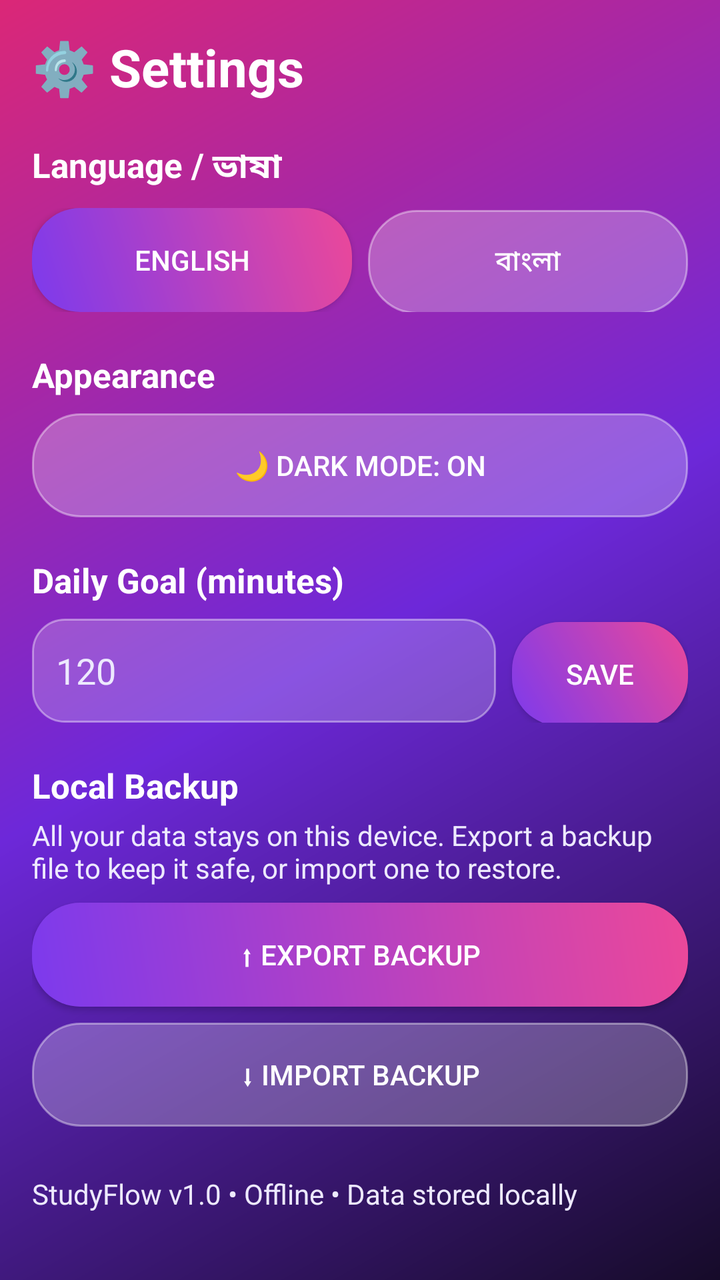
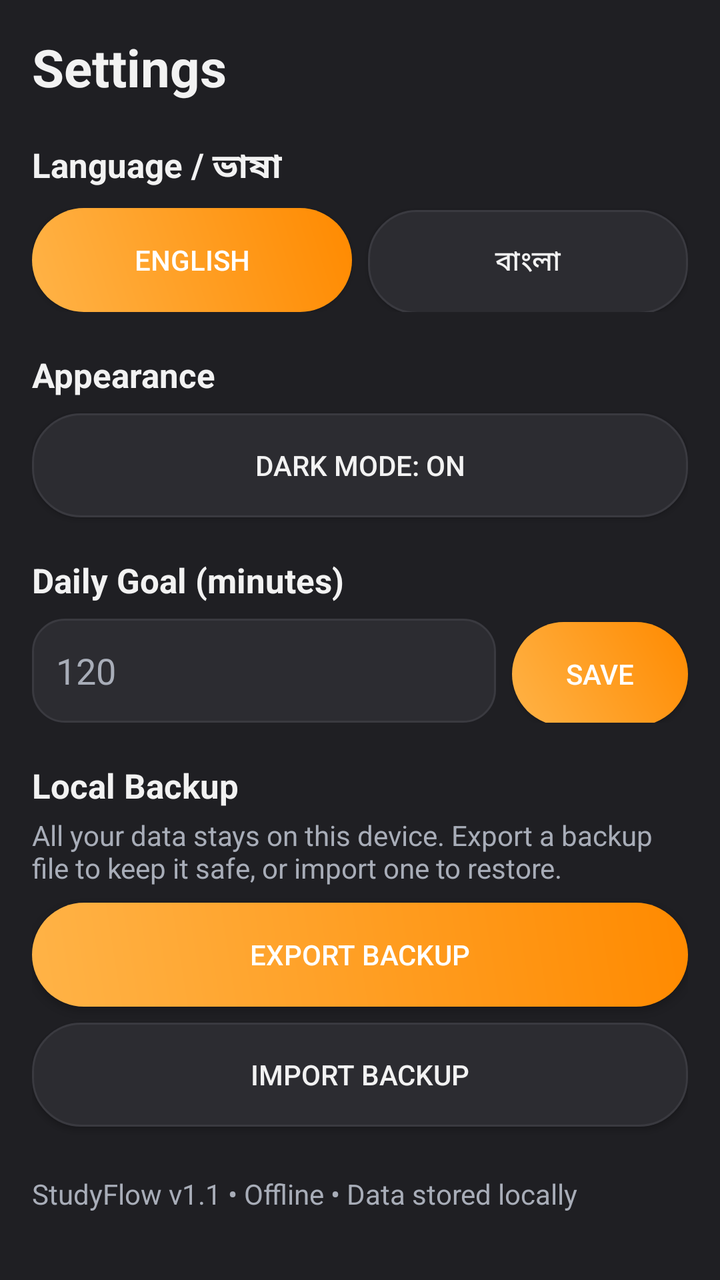

Two renders of the same Android screen: before a commit and after it. Below are the layout's source before the change and the commit's diff.
<!-- AndroidManifest.xml: application theme AppTheme -->
<!-- res/layout/activity_settings.xml -->
<?xml version="1.0" encoding="utf-8"?>
<ScrollView xmlns:android="http://schemas.android.com/apk/res/android"
    android:layout_width="match_parent"
    android:layout_height="match_parent"
    android:padding="16dp">

    <LinearLayout
        android:layout_width="match_parent"
        android:layout_height="wrap_content"
        android:orientation="vertical">

        <TextView
            android:id="@+id/tv_title"
            android:layout_width="wrap_content"
            android:layout_height="wrap_content"
            android:text="⚙️ Settings"
            android:textColor="?android:attr/textColorPrimary"
            android:textSize="26sp"
            android:textStyle="bold" />

        <TextView
            android:layout_width="wrap_content"
            android:layout_height="wrap_content"
            android:text="Language / ভাষা"
            android:textColor="?android:attr/textColorPrimary"
            android:textSize="17sp"
            android:textStyle="bold"
            android:layout_marginTop="20dp" />

        <LinearLayout
            android:layout_width="match_parent"
            android:layout_height="wrap_content"
            android:orientation="horizontal"
            android:layout_marginTop="8dp">

            <Button
                android:id="@+id/btn_lang_en"
                android:layout_width="0dp"
                android:layout_height="52dp"
                android:layout_weight="1"
                android:background="@drawable/bg_button"
                android:text="English"
                android:textColor="#FFFFFF" />

            <Button
                android:id="@+id/btn_lang_bn"
                android:layout_width="0dp"
                android:layout_height="52dp"
                android:layout_weight="1"
                android:layout_marginStart="8dp"
                android:background="@drawable/bg_glass"
                android:text="বাংলা"
                android:textColor="?android:attr/textColorPrimary" />
        </LinearLayout>

        <TextView
            android:layout_width="wrap_content"
            android:layout_height="wrap_content"
            android:text="Appearance"
            android:textColor="?android:attr/textColorPrimary"
            android:textSize="17sp"
            android:textStyle="bold"
            android:layout_marginTop="20dp" />

        <Button
            android:id="@+id/btn_dark_toggle"
            android:layout_width="match_parent"
            android:layout_height="52dp"
            android:layout_marginTop="8dp"
            android:background="@drawable/bg_glass"
            android:text="🌙 Dark Mode: On"
            android:textColor="?android:attr/textColorPrimary" />

        <TextView
            android:layout_width="wrap_content"
            android:layout_height="wrap_content"
            android:text="Daily Goal (minutes)"
            android:textColor="?android:attr/textColorPrimary"
            android:textSize="17sp"
            android:textStyle="bold"
            android:layout_marginTop="20dp" />

        <LinearLayout
            android:layout_width="match_parent"
            android:layout_height="wrap_content"
            android:orientation="horizontal"
            android:layout_marginTop="8dp">

            <EditText
                android:id="@+id/et_goal"
                android:layout_width="0dp"
                android:layout_height="52dp"
                android:layout_weight="1"
                android:background="@drawable/bg_input"
                android:hint="120"
                android:inputType="number"
                android:padding="12dp"
                android:textColor="?android:attr/textColorPrimary"
                android:textColorHint="?android:attr/textColorSecondary" />

            <Button
                android:id="@+id/btn_goal_save"
                android:layout_width="wrap_content"
                android:layout_height="52dp"
                android:layout_marginStart="8dp"
                android:background="@drawable/bg_button"
                android:text="Save"
                android:textColor="#FFFFFF" />
        </LinearLayout>

        <TextView
            android:layout_width="wrap_content"
            android:layout_height="wrap_content"
            android:text="Local Backup"
            android:textColor="?android:attr/textColorPrimary"
            android:textSize="17sp"
            android:textStyle="bold"
            android:layout_marginTop="20dp" />

        <TextView
            android:layout_width="wrap_content"
            android:layout_height="wrap_content"
            android:text="All your data stays on this device. Export a backup file to keep it safe, or import one to restore."
            android:textColor="?android:attr/textColorSecondary"
            android:textSize="14sp"
            android:layout_marginTop="4dp" />

        <Button
            android:id="@+id/btn_export"
            android:layout_width="match_parent"
            android:layout_height="52dp"
            android:layout_marginTop="8dp"
            android:background="@drawable/bg_button"
            android:text="⬆ Export Backup"
            android:textColor="#FFFFFF" />

        <Button
            android:id="@+id/btn_import"
            android:layout_width="match_parent"
            android:layout_height="52dp"
            android:layout_marginTop="8dp"
            android:background="@drawable/bg_glass"
            android:text="⬇ Import Backup"
            android:textColor="?android:attr/textColorPrimary" />

        <TextView
            android:id="@+id/tv_about"
            android:layout_width="wrap_content"
            android:layout_height="wrap_content"
            android:text="StudyFlow v1.0 • Offline • Data stored locally"
            android:textColor="?android:attr/textColorSecondary"
            android:textSize="14sp"
            android:layout_marginTop="24dp"
            android:layout_marginBottom="16dp" />
    </LinearLayout>
</ScrollView>
<!-- resources referenced by this layout -->
<resources>
  <!-- drawable bg_button (drawable) -->
  <?xml version="1.0" encoding="utf-8"?>
  <shape xmlns:android="http://schemas.android.com/apk/res/android"
      android:shape="rectangle">
      <corners android:radius="24dp" />
      <gradient
          android:angle="45"
          android:startColor="#7C3AED"
          android:endColor="#EC4899"
          android:type="linear" />
  </shape>
  <!-- drawable bg_glass (drawable) -->
  <?xml version="1.0" encoding="utf-8"?>
  <shape xmlns:android="http://schemas.android.com/apk/res/android"
      android:shape="rectangle">
      <corners android:radius="24dp" />
      <solid android:color="#40FFFFFF" />
      <stroke
          android:width="1dp"
          android:color="#66FFFFFF" />
  </shape>
  <!-- drawable bg_input (drawable) -->
  <?xml version="1.0" encoding="utf-8"?>
  <shape xmlns:android="http://schemas.android.com/apk/res/android"
      android:shape="rectangle">
      <corners android:radius="16dp" />
      <solid android:color="#33FFFFFF" />
      <stroke
          android:width="1dp"
          android:color="#66FFFFFF" />
  </shape>
  <style name="AppTheme" parent="android:Theme.Material.NoActionBar">
          <item name="android:windowBackground">@drawable/bg_gradient</item>
          <item name="android:textColorPrimary">#FFFFFF</item>
          <item name="android:textColorSecondary">#EDE9FE</item>
          <item name="android:colorAccent">#EC4899</item>
      </style>
  <!-- drawable bg_gradient (drawable) -->
  <?xml version="1.0" encoding="utf-8"?>
  <shape xmlns:android="http://schemas.android.com/apk/res/android"
      android:shape="rectangle">
      <gradient
          android:angle="135"
          android:startColor="#160B29"
          android:centerColor="#6D28D9"
          android:endColor="#DB2777"
          android:type="linear" />
  </shape>
</resources>

<!-- the commit's change to res/layout/activity_settings.xml (unified diff, before → after) -->
@@ -13,7 +13,7 @@
             android:id="@+id/tv_title"
             android:layout_width="wrap_content"
             android:layout_height="wrap_content"
-            android:text="⚙️ Settings"
+            android:text="Settings"
             android:textColor="?android:attr/textColorPrimary"
             android:textSize="26sp"
             android:textStyle="bold" />
@@ -68,7 +68,7 @@
             android:layout_height="52dp"
             android:layout_marginTop="8dp"
             android:background="@drawable/bg_glass"
-            android:text="🌙 Dark Mode: On"
+            android:text="Dark Mode: On"
             android:textColor="?android:attr/textColorPrimary" />
 
         <TextView
@@ -131,7 +131,7 @@
             android:layout_height="52dp"
             android:layout_marginTop="8dp"
             android:background="@drawable/bg_button"
-            android:text="⬆ Export Backup"
+            android:text="Export Backup"
             android:textColor="#FFFFFF" />
 
         <Button
@@ -140,14 +140,14 @@
             android:layout_height="52dp"
             android:layout_marginTop="8dp"
             android:background="@drawable/bg_glass"
-            android:text="⬇ Import Backup"
+            android:text="Import Backup"
             android:textColor="?android:attr/textColorPrimary" />
 
         <TextView
             android:id="@+id/tv_about"
             android:layout_width="wrap_content"
             android:layout_height="wrap_content"
-            android:text="StudyFlow v1.0 • Offline • Data stored locally"
+            android:text="StudyFlow v1.1 • Offline • Data stored locally"
             android:textColor="?android:attr/textColorSecondary"
             android:textSize="14sp"
             android:layout_marginTop="24dp"
<!-- resource entries referenced after the edit -->
@@ -4,11 +4,11 @@
   <?xml version="1.0" encoding="utf-8"?>
   <shape xmlns:android="http://schemas.android.com/apk/res/android"
       android:shape="rectangle">
-      <corners android:radius="24dp" />
+      <corners android:radius="32dp" />
       <gradient
           android:angle="45"
-          android:startColor="#7C3AED"
-          android:endColor="#EC4899"
+          android:startColor="#FFB347"
+          android:endColor="#FF8A00"
           android:type="linear" />
   </shape>
   <!-- drawable bg_glass (drawable) -->
@@ -16,37 +16,36 @@
   <shape xmlns:android="http://schemas.android.com/apk/res/android"
       android:shape="rectangle">
       <corners android:radius="24dp" />
-      <solid android:color="#40FFFFFF" />
+      <solid android:color="?attr/neuCard" />
       <stroke
           android:width="1dp"
-          android:color="#66FFFFFF" />
+          android:color="?attr/neuStroke" />
   </shape>
   <!-- drawable bg_input (drawable) -->
   <?xml version="1.0" encoding="utf-8"?>
   <shape xmlns:android="http://schemas.android.com/apk/res/android"
       android:shape="rectangle">
       <corners android:radius="16dp" />
-      <solid android:color="#33FFFFFF" />
+      <solid android:color="?attr/neuInput" />
       <stroke
           android:width="1dp"
-          android:color="#66FFFFFF" />
+          android:color="?attr/neuStroke" />
   </shape>
   <style name="AppTheme" parent="android:Theme.Material.NoActionBar">
-          <item name="android:windowBackground">@drawable/bg_gradient</item>
-          <item name="android:textColorPrimary">#FFFFFF</item>
-          <item name="android:textColorSecondary">#EDE9FE</item>
-          <item name="android:colorAccent">#EC4899</item>
+          <item name="android:windowBackground">@color/neu_bg_dark</item>
+          <item name="android:textColorPrimary">@color/neu_text_dark</item>
+          <item name="android:textColorSecondary">@color/neu_text_secondary_dark</item>
+          <item name="android:colorAccent">@color/orange</item>
+          <item name="neuCard">@color/neu_card_dark</item>
+          <item name="neuStroke">@color/neu_stroke_dark</item>
+          <item name="neuInput">@color/neu_input_dark</item>
       </style>
-  <!-- drawable bg_gradient (drawable) -->
-  <?xml version="1.0" encoding="utf-8"?>
-  <shape xmlns:android="http://schemas.android.com/apk/res/android"
-      android:shape="rectangle">
-      <gradient
-          android:angle="135"
-          android:startColor="#160B29"
-          android:centerColor="#6D28D9"
-          android:endColor="#DB2777"
-          android:type="linear" />
-  </shape>
+  <color name="neu_bg_dark">#1F1F23</color>
+  <color name="neu_text_dark">#F2F2F2</color>
+  <color name="neu_text_secondary_dark">#A8ADB8</color>
+  <color name="orange">#FF9E1B</color>
+  <color name="neu_card_dark">#2C2C31</color>
+  <color name="neu_stroke_dark">#3A3A40</color>
+  <color name="neu_input_dark">#2C2C31</color>
 </resources>
 
